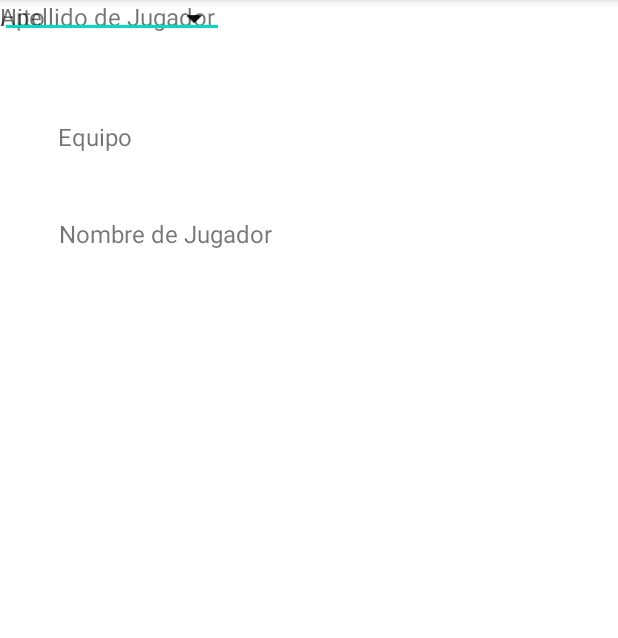
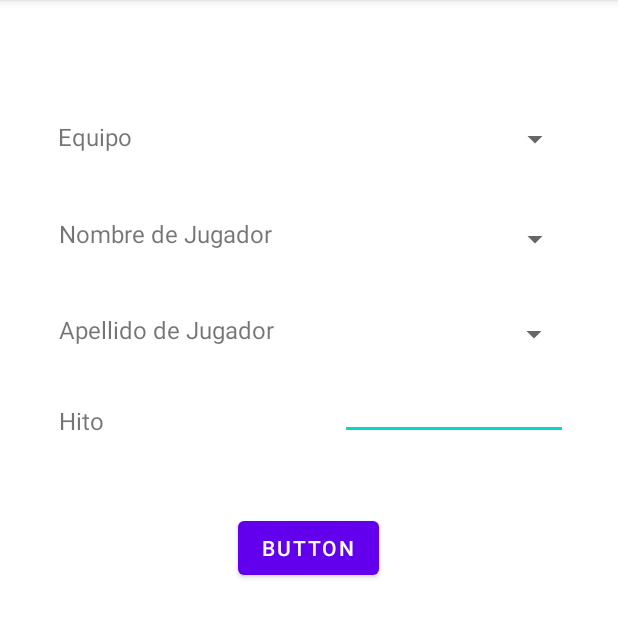
Before and after one commit to JavierEMM/LAB4_IOT, an Android app: the AdminActivity screen opened directly, with no data from a screen before it, on a phone screen of 412 x 824 dp, the part 84-722 px from its top. Run offline under Robolectric (Android 15) with nearby library versions, the phone set to English and light mode, and no system bars.

Commit message:
AdminActivity vista

```diff
--- a/app/src/main/java/com/example/lab4_iot/AdminActivity.java
+++ b/app/src/main/java/com/example/lab4_iot/AdminActivity.java
@@ -11,4 +11,6 @@ public class AdminActivity extends AppCompatActivity {
         super.onCreate(savedInstanceState);
         setContentView(R.layout.activity_admin);
     }
+
+
 }
--- a/app/src/main/res/layout/activity_admin.xml
+++ b/app/src/main/res/layout/activity_admin.xml
@@ -34,17 +34,25 @@
 
     <Spinner
         android:id="@+id/spinnerEquipo"
-        android:layout_width="153dp"
-        android:layout_height="0dp"
-        tools:layout_editor_absoluteX="226dp"
-        tools:layout_editor_absoluteY="80dp" />
+        android:layout_width="152dp"
+        android:layout_height="29dp"
+        app:layout_constraintBottom_toBottomOf="parent"
+        app:layout_constraintEnd_toEndOf="parent"
+        app:layout_constraintHorizontal_bias="0.88"
+        app:layout_constraintStart_toStartOf="parent"
+        app:layout_constraintTop_toTopOf="parent"
+        app:layout_constraintVertical_bias="0.106" />
 
     <Spinner
         android:id="@+id/spinnerNombre"
         android:layout_width="154dp"
         android:layout_height="24dp"
-        tools:layout_editor_absoluteX="226dp"
-        tools:layout_editor_absoluteY="140dp" />
+        app:layout_constraintBottom_toBottomOf="parent"
+        app:layout_constraintEnd_toEndOf="parent"
+        app:layout_constraintHorizontal_bias="0.879"
+        app:layout_constraintStart_toStartOf="parent"
+        app:layout_constraintTop_toTopOf="parent"
+        app:layout_constraintVertical_bias="0.198" />
 
     <TextView
         android:id="@+id/textView3"
@@ -52,15 +60,23 @@
         android:layout_height="27dp"
         android:text="Apellido de Jugador"
         android:textSize="16sp"
-        tools:layout_editor_absoluteX="39dp"
-        tools:layout_editor_absoluteY="199dp" />
+        app:layout_constraintBottom_toBottomOf="parent"
+        app:layout_constraintEnd_toEndOf="parent"
+        app:layout_constraintHorizontal_bias="0.152"
+        app:layout_constraintStart_toStartOf="parent"
+        app:layout_constraintTop_toTopOf="parent"
+        app:layout_constraintVertical_bias="0.282" />
 
     <Spinner
         android:id="@+id/spinnerApellido"
         android:layout_width="153dp"
         android:layout_height="25dp"
-        tools:layout_editor_absoluteX="226dp"
-        tools:layout_editor_absoluteY="201dp" />
+        app:layout_constraintBottom_toBottomOf="parent"
+        app:layout_constraintEnd_toEndOf="parent"
+        app:layout_constraintHorizontal_bias="0.875"
+        app:layout_constraintStart_toStartOf="parent"
+        app:layout_constraintTop_toTopOf="parent"
+        app:layout_constraintVertical_bias="0.283" />
 
     <TextView
         android:id="@+id/textView4"
@@ -68,16 +84,36 @@
         android:layout_height="23dp"
         android:text="Hito"
         android:textSize="16sp"
-        tools:layout_editor_absoluteX="40dp"
-        tools:layout_editor_absoluteY="257dp" />
+        app:layout_constraintBottom_toBottomOf="parent"
+        app:layout_constraintEnd_toEndOf="parent"
+        app:layout_constraintHorizontal_bias="0.116"
+        app:layout_constraintStart_toStartOf="parent"
+        app:layout_constraintTop_toTopOf="parent"
+        app:layout_constraintVertical_bias="0.362" />
 
     <EditText
         android:id="@+id/editTextTextPersonName2"
-        android:layout_width="149dp"
-        android:layout_height="25dp"
+        android:layout_width="152dp"
+        android:layout_height="27dp"
         android:ems="10"
         android:inputType="textPersonName"
-        tools:layout_editor_absoluteX="230dp"
-        tools:layout_editor_absoluteY="255dp" />
+        app:layout_constraintBottom_toBottomOf="parent"
+        app:layout_constraintEnd_toEndOf="parent"
+        app:layout_constraintHorizontal_bias="0.872"
+        app:layout_constraintStart_toStartOf="parent"
+        app:layout_constraintTop_toTopOf="parent"
+        app:layout_constraintVertical_bias="0.359" />
+
+    <Button
+        android:id="@+id/button"
+        android:layout_width="wrap_content"
+        android:layout_height="wrap_content"
+        android:text="Button"
+        app:layout_constraintBottom_toBottomOf="parent"
+        app:layout_constraintEnd_toEndOf="parent"
+        app:layout_constraintHorizontal_bias="0.498"
+        app:layout_constraintStart_toStartOf="parent"
+        app:layout_constraintTop_toTopOf="parent"
+        app:layout_constraintVertical_bias="0.474" />
 
 </androidx.constraintlayout.widget.ConstraintLayout>
```
